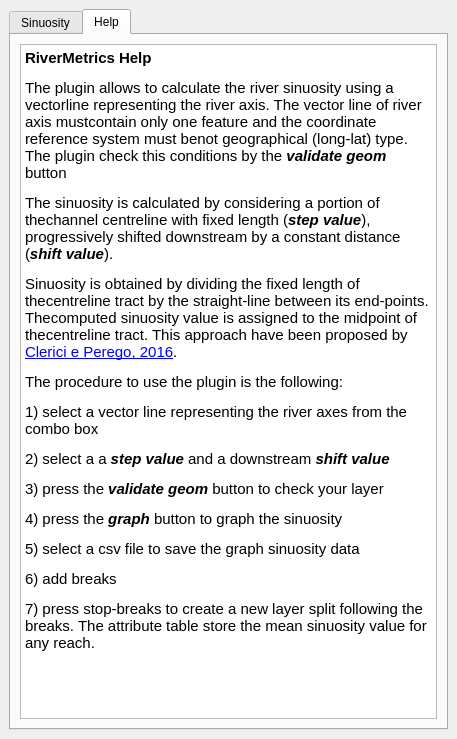
The window that river_metrics_dockwidget_base.ui (pierluigiderosa/RiverMetrics) describes before a commit, drawn with Qt 5.
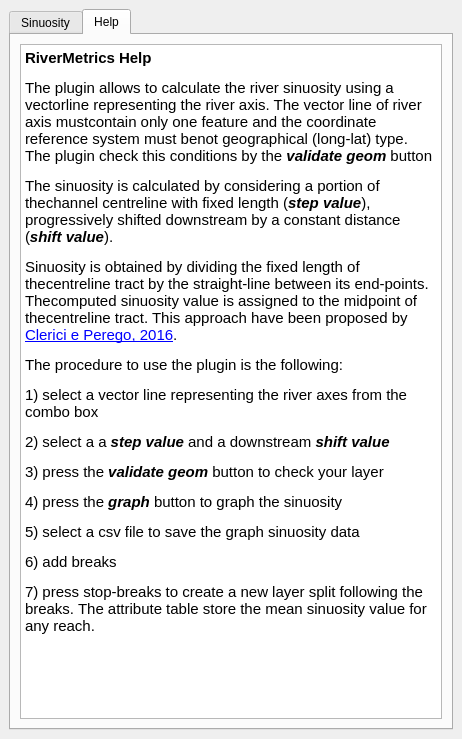
The same window after the commit. The open tabs and pages were chosen to show the change. Icons and pictures are not drawn. Custom widgets are drawn as their Qt base class.

Commit message: version QGIS HF#3

```diff
--- a/river_metrics_dockwidget_base.ui
+++ b/river_metrics_dockwidget_base.ui
@@ -6,7 +6,7 @@
    <rect>
     <x>0</x>
     <y>0</y>
-    <width>457</width>
+    <width>462</width>
     <height>739</height>
    </rect>
   </property>
@@ -172,19 +172,19 @@
            <string>&lt;!DOCTYPE HTML PUBLIC &quot;-//W3C//DTD HTML 4.0//EN&quot; &quot;http://www.w3.org/TR/REC-html40/strict.dtd&quot;&gt;
 &lt;html&gt;&lt;head&gt;&lt;meta name=&quot;qrichtext&quot; content=&quot;1&quot; /&gt;&lt;style type=&quot;text/css&quot;&gt;
 p, li { white-space: pre-wrap; }
-&lt;/style&gt;&lt;/head&gt;&lt;body style=&quot; font-family:'DejaVu Sans'; font-size:12pt; font-weight:400; font-style:normal;&quot;&gt;
-&lt;p style=&quot; margin-top:12px; margin-bottom:12px; margin-left:0px; margin-right:0px; -qt-block-indent:0; text-indent:0px;&quot;&gt;&lt;span style=&quot; font-family:'Ubuntu'; font-size:11pt; font-weight:600;&quot;&gt;RiverMetrics Help&lt;/span&gt;&lt;/p&gt;
-&lt;p style=&quot; margin-top:12px; margin-bottom:12px; margin-left:0px; margin-right:0px; -qt-block-indent:0; text-indent:0px;&quot;&gt;&lt;span style=&quot; font-family:'Ubuntu'; font-size:11pt;&quot;&gt;The plugin allows to calculate the river sinuosity using a vectorline representing the river axis. The vector line of river axis mustcontain only one feature and the coordinate reference system must benot geographical (long-lat) type. The plugin check this conditions by the &lt;/span&gt;&lt;span style=&quot; font-family:'Ubuntu'; font-size:11pt; font-weight:600; font-style:italic;&quot;&gt;validate geom&lt;/span&gt;&lt;span style=&quot; font-family:'Ubuntu'; font-size:11pt;&quot;&gt; button&lt;/span&gt;&lt;/p&gt;
-&lt;p style=&quot; margin-top:12px; margin-bottom:12px; margin-left:0px; margin-right:0px; -qt-block-indent:0; text-indent:0px;&quot;&gt;&lt;span style=&quot; font-family:'Ubuntu'; font-size:11pt;&quot;&gt;The sinuosity is calculated by considering a portion of thechannel centreline with fixed length (&lt;/span&gt;&lt;span style=&quot; font-family:'Ubuntu'; font-size:11pt; font-weight:600; font-style:italic;&quot;&gt;step value&lt;/span&gt;&lt;span style=&quot; font-family:'Ubuntu'; font-size:11pt;&quot;&gt;), progressively shifted downstream by a constant distance (&lt;/span&gt;&lt;span style=&quot; font-family:'Ubuntu'; font-size:11pt; font-weight:600; font-style:italic;&quot;&gt;shift value&lt;/span&gt;&lt;span style=&quot; font-family:'Ubuntu'; font-size:11pt;&quot;&gt;).&lt;/span&gt;&lt;/p&gt;
-&lt;p style=&quot; margin-top:12px; margin-bottom:12px; margin-left:0px; margin-right:0px; -qt-block-indent:0; text-indent:0px;&quot;&gt;&lt;span style=&quot; font-family:'Ubuntu'; font-size:11pt;&quot;&gt;Sinuosity is obtained by dividing the fixed length of thecentreline tract by the straight-line between its end-points. Thecomputed sinuosity value is assigned to the midpoint of thecentreline tract. This approach have been proposed by &lt;/span&gt;&lt;a href=&quot;http://file.scirp.org/pdf/IJG_2016022616031993.pdf&quot;&gt;&lt;span style=&quot; font-family:'Ubuntu'; font-size:11pt; text-decoration: underline; color:#0000ff;&quot;&gt;Clerici e Perego, 2016&lt;/span&gt;&lt;/a&gt;&lt;span style=&quot; font-family:'Ubuntu'; font-size:11pt;&quot;&gt;.&lt;/span&gt;&lt;/p&gt;
-&lt;p style=&quot; margin-top:12px; margin-bottom:12px; margin-left:0px; margin-right:0px; -qt-block-indent:0; text-indent:0px;&quot;&gt;&lt;span style=&quot; font-family:'Ubuntu'; font-size:11pt;&quot;&gt;The procedure to use the plugin is the following:&lt;/span&gt;&lt;/p&gt;
-&lt;p style=&quot; margin-top:12px; margin-bottom:12px; margin-left:0px; margin-right:0px; -qt-block-indent:0; text-indent:0px;&quot;&gt;&lt;span style=&quot; font-family:'Ubuntu'; font-size:11pt;&quot;&gt;1) select a vector line representing the river axes from the combo box &lt;/span&gt;&lt;/p&gt;
-&lt;p style=&quot; margin-top:12px; margin-bottom:12px; margin-left:0px; margin-right:0px; -qt-block-indent:0; text-indent:0px;&quot;&gt;&lt;span style=&quot; font-family:'Ubuntu'; font-size:11pt;&quot;&gt;2) select a a &lt;/span&gt;&lt;span style=&quot; font-family:'Ubuntu'; font-size:11pt; font-weight:600; font-style:italic;&quot;&gt;step value&lt;/span&gt;&lt;span style=&quot; font-family:'Ubuntu'; font-size:11pt;&quot;&gt; and a downstream &lt;/span&gt;&lt;span style=&quot; font-family:'Ubuntu'; font-size:11pt; font-weight:600; font-style:italic;&quot;&gt;shift value&lt;/span&gt;&lt;/p&gt;
-&lt;p style=&quot; margin-top:12px; margin-bottom:12px; margin-left:0px; margin-right:0px; -qt-block-indent:0; text-indent:0px;&quot;&gt;&lt;span style=&quot; font-family:'Ubuntu'; font-size:11pt;&quot;&gt;3) press the &lt;/span&gt;&lt;span style=&quot; font-family:'Ubuntu'; font-size:11pt; font-weight:600; font-style:italic;&quot;&gt;validate geom&lt;/span&gt;&lt;span style=&quot; font-family:'Ubuntu'; font-size:11pt;&quot;&gt; button to check your layer &lt;/span&gt;&lt;/p&gt;
-&lt;p style=&quot; margin-top:12px; margin-bottom:12px; margin-left:0px; margin-right:0px; -qt-block-indent:0; text-indent:0px;&quot;&gt;&lt;span style=&quot; font-family:'Ubuntu'; font-size:11pt;&quot;&gt;4) press the &lt;/span&gt;&lt;span style=&quot; font-family:'Ubuntu'; font-size:11pt; font-weight:600; font-style:italic;&quot;&gt;graph&lt;/span&gt;&lt;span style=&quot; font-family:'Ubuntu'; font-size:11pt;&quot;&gt; button to graph the sinuosity &lt;/span&gt;&lt;/p&gt;
-&lt;p style=&quot; margin-top:12px; margin-bottom:12px; margin-left:0px; margin-right:0px; -qt-block-indent:0; text-indent:0px;&quot;&gt;&lt;span style=&quot; font-family:'Ubuntu'; font-size:11pt;&quot;&gt;5) select a csv file to save the graph sinuosity data &lt;/span&gt;&lt;/p&gt;
-&lt;p style=&quot; margin-top:12px; margin-bottom:12px; margin-left:0px; margin-right:0px; -qt-block-indent:0; text-indent:0px;&quot;&gt;&lt;span style=&quot; font-family:'Ubuntu'; font-size:11pt;&quot;&gt;6) add breaks &lt;/span&gt;&lt;/p&gt;
-&lt;p style=&quot; margin-top:12px; margin-bottom:12px; margin-left:0px; margin-right:0px; -qt-block-indent:0; text-indent:0px;&quot;&gt;&lt;span style=&quot; font-family:'Ubuntu'; font-size:11pt;&quot;&gt;7) press stop-breaks to create a new layer split following the breaks. The attribute table store the mean sinuosity value for any reach.&lt;/span&gt;&lt;/p&gt;&lt;/body&gt;&lt;/html&gt;</string>
+&lt;/style&gt;&lt;/head&gt;&lt;body style=&quot; font-family:'Ubuntu'; font-size:11pt; font-weight:400; font-style:normal;&quot;&gt;
+&lt;p style=&quot; margin-top:12px; margin-bottom:12px; margin-left:0px; margin-right:0px; -qt-block-indent:0; text-indent:0px;&quot;&gt;&lt;span style=&quot; font-weight:600;&quot;&gt;RiverMetrics Help&lt;/span&gt;&lt;/p&gt;
+&lt;p style=&quot; margin-top:12px; margin-bottom:12px; margin-left:0px; margin-right:0px; -qt-block-indent:0; text-indent:0px;&quot;&gt;The plugin allows to calculate the river sinuosity using a vectorline representing the river axis. The vector line of river axis mustcontain only one feature and the coordinate reference system must benot geographical (long-lat) type. The plugin check this conditions by the &lt;span style=&quot; font-weight:600; font-style:italic;&quot;&gt;validate geom&lt;/span&gt; button&lt;/p&gt;
+&lt;p style=&quot; margin-top:12px; margin-bottom:12px; margin-left:0px; margin-right:0px; -qt-block-indent:0; text-indent:0px;&quot;&gt;The sinuosity is calculated by considering a portion of thechannel centreline with fixed length (&lt;span style=&quot; font-weight:600; font-style:italic;&quot;&gt;step value&lt;/span&gt;), progressively shifted downstream by a constant distance (&lt;span style=&quot; font-weight:600; font-style:italic;&quot;&gt;shift value&lt;/span&gt;).&lt;/p&gt;
+&lt;p style=&quot; margin-top:12px; margin-bottom:12px; margin-left:0px; margin-right:0px; -qt-block-indent:0; text-indent:0px;&quot;&gt;Sinuosity is obtained by dividing the fixed length of thecentreline tract by the straight-line between its end-points. Thecomputed sinuosity value is assigned to the midpoint of thecentreline tract. This approach have been proposed by &lt;a href=&quot;http://file.scirp.org/pdf/IJG_2016022616031993.pdf&quot;&gt;&lt;span style=&quot; text-decoration: underline; color:#0000ff;&quot;&gt;Clerici e Perego, 2016&lt;/span&gt;&lt;/a&gt;.&lt;/p&gt;
+&lt;p style=&quot; margin-top:12px; margin-bottom:12px; margin-left:0px; margin-right:0px; -qt-block-indent:0; text-indent:0px;&quot;&gt;The procedure to use the plugin is the following:&lt;/p&gt;
+&lt;p style=&quot; margin-top:12px; margin-bottom:12px; margin-left:0px; margin-right:0px; -qt-block-indent:0; text-indent:0px;&quot;&gt;1) select a vector line representing the river axes from the combo box &lt;/p&gt;
+&lt;p style=&quot; margin-top:12px; margin-bottom:12px; margin-left:0px; margin-right:0px; -qt-block-indent:0; text-indent:0px;&quot;&gt;2) select a a &lt;span style=&quot; font-weight:600; font-style:italic;&quot;&gt;step value&lt;/span&gt; and a downstream &lt;span style=&quot; font-weight:600; font-style:italic;&quot;&gt;shift value&lt;/span&gt;&lt;/p&gt;
+&lt;p style=&quot; margin-top:12px; margin-bottom:12px; margin-left:0px; margin-right:0px; -qt-block-indent:0; text-indent:0px;&quot;&gt;3) press the &lt;span style=&quot; font-weight:600; font-style:italic;&quot;&gt;validate geom&lt;/span&gt; button to check your layer &lt;/p&gt;
+&lt;p style=&quot; margin-top:12px; margin-bottom:12px; margin-left:0px; margin-right:0px; -qt-block-indent:0; text-indent:0px;&quot;&gt;4) press the &lt;span style=&quot; font-weight:600; font-style:italic;&quot;&gt;graph&lt;/span&gt; button to graph the sinuosity &lt;/p&gt;
+&lt;p style=&quot; margin-top:12px; margin-bottom:12px; margin-left:0px; margin-right:0px; -qt-block-indent:0; text-indent:0px;&quot;&gt;5) select a csv file to save the graph sinuosity data &lt;/p&gt;
+&lt;p style=&quot; margin-top:12px; margin-bottom:12px; margin-left:0px; margin-right:0px; -qt-block-indent:0; text-indent:0px;&quot;&gt;6) add breaks &lt;/p&gt;
+&lt;p style=&quot; margin-top:12px; margin-bottom:12px; margin-left:0px; margin-right:0px; -qt-block-indent:0; text-indent:0px;&quot;&gt;7) press stop-breaks to create a new layer split following the breaks. The attribute table store the mean sinuosity value for any reach.&lt;/p&gt;&lt;/body&gt;&lt;/html&gt;</string>
           </property>
          </widget>
         </item>
@@ -195,6 +195,13 @@
    </layout>
   </widget>
  </widget>
+ <customwidgets>
+  <customwidget>
+   <class>QgsMapLayerComboBox</class>
+   <extends>QComboBox</extends>
+   <header>qgsmaplayercombobox.h</header>
+  </customwidget>
+ </customwidgets>
  <resources>
   <include location="resources.qrc"/>
  </resources>
```
Left out of the diff: 28 changed lines with no effect on the pictures. The commit also changes 2 other files.
